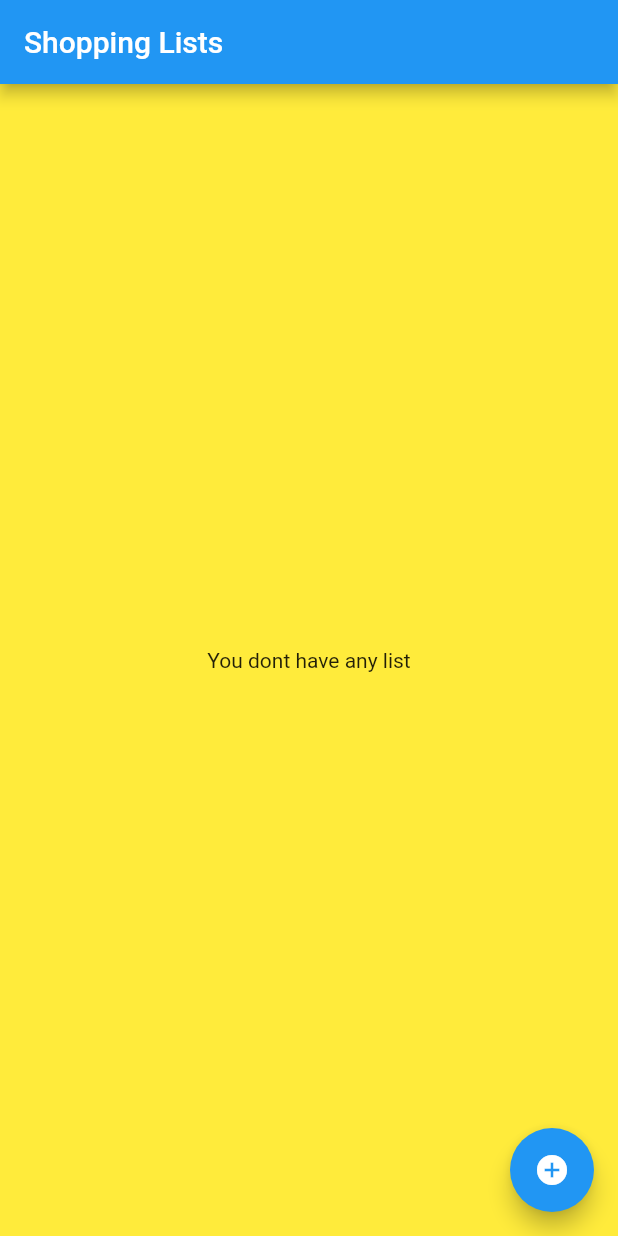
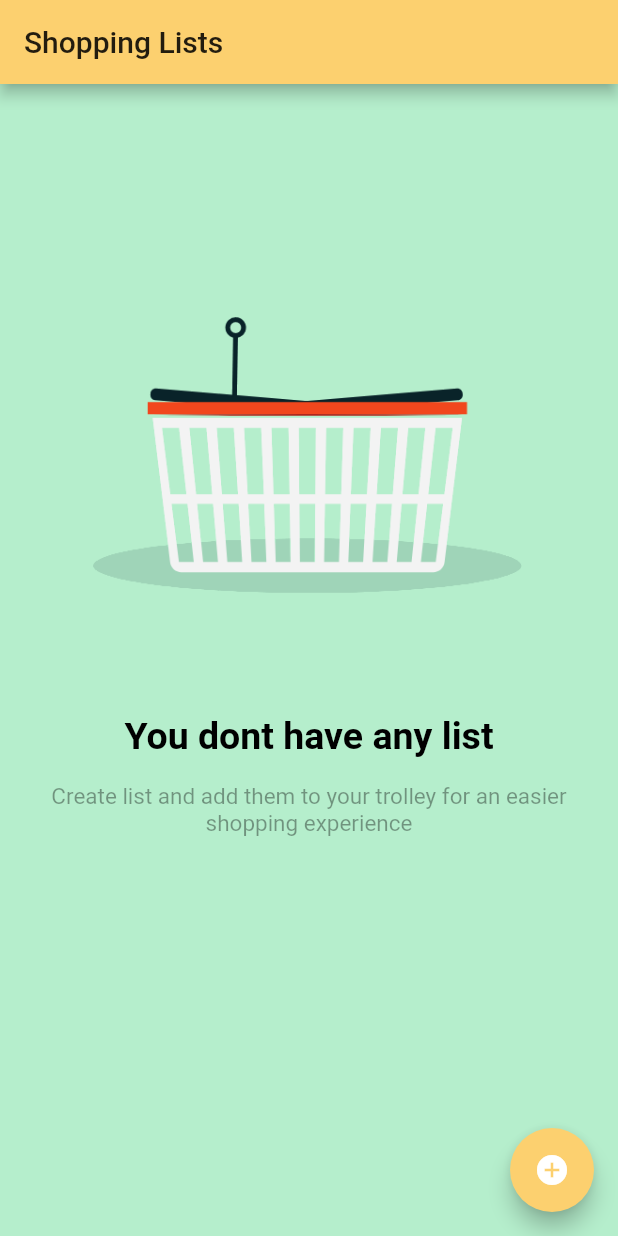
Before and after one commit to Alberto-Candinho/carrito4.0, a Flutter app: the screen it shows after launch, on a phone screen of 412 x 824 dp. Run offline on Flutter 3.47's test engine with Material 2 defaults, Android fonts, the light colour scheme and no system bars; our stand-ins replace bloc, equatable, flutter_bloc.

Commit message:
WIP: first front desing

```diff
--- a/lib/src/ui/shopping_lists_view.dart
+++ b/lib/src/ui/shopping_lists_view.dart
@@ -3,109 +3,135 @@ import 'package:flutter_bloc/flutter_bloc.dart';
 import 'package:market_categories_bloc/src/blocs/blocs.dart';
 
 class ShoppingListsView extends StatelessWidget {
-
   @override
   Widget build(BuildContext context) {
-    final ShoppingListsBloc shoppingListsBloc = BlocProvider.of<ShoppingListsBloc>(context, listen: true);
+    final ShoppingListsBloc shoppingListsBloc =
+        BlocProvider.of<ShoppingListsBloc>(context, listen: true);
     return Scaffold(
-        appBar: AppBar(title: const Text('Shopping Lists')),
+        appBar: AppBar(
+          title: const Text(
+            'Shopping Lists',
+            style: TextStyle(color: Colors.black87),
+          ),
+          backgroundColor: Color(0xFFfcd06f),
+        ),
         body: ColoredBox(
-          color: Colors.yellow,
-          child: Column(
-            children: [
+            color: Color(0xFFb5eecc),
+            child: Column(children: [
               Expanded(
                   child: Padding(
                 padding: const EdgeInsets.all(32),
                 child: _ShoppingLists(shoppingListsBloc),
-                )
-              )
-            ]
-          )
-        ),
+              ))
+            ])),
         floatingActionButton: FloatingActionButton(
           onPressed: () async {
-              final newListName = await _getNewListName(context/*, shoppingListsBloc*/);
+            final newListName =
+                await _getNewListName(context /*, shoppingListsBloc*/);
             shoppingListsBloc.add(CreateList(listName: newListName));
           },
           tooltip: 'Create new list',
-            child: Icon(Icons.add_circle),
-        )
-    );
+          backgroundColor: Color(0xFFfcd06f),
+          child: Icon(
+            Icons.add_circle,
+          ),
+        ));
   }
 
-  Future<String> _getNewListName(BuildContext context/*, ShoppingListsBloc shoppingListsBloc*/) {
-    return showDialog (
+  Future<String> _getNewListName(
+      BuildContext context /*, ShoppingListsBloc shoppingListsBloc*/) {
+    return showDialog(
       context: context,
-      builder: (context){
+      builder: (context) {
         return AlertDialog(
             content: new TextField(
                 autofocus: true,
                 decoration: new InputDecoration(
-              labelText: 'List Name',
-              hintText: 'eg. list1'
-            ),
+                    labelText: 'List Name', hintText: 'eg. list1'),
                 onSubmitted: (String value) {
                   //shoppingListsBloc.add(CreateList(listName: value));
                   Navigator.of(context, rootNavigator: true).pop(value);
-            }
-          )
-        );
+                }));
       },
     );
   }
-
 }
 
 class _ShoppingLists extends StatelessWidget {
-
   final ShoppingListsBloc shoppingListsBloc;
 
   _ShoppingLists(this.shoppingListsBloc);
   @override
   Widget build(BuildContext context) {
-    if(shoppingListsBloc.state is ShoppingListsLoading){
+    if (shoppingListsBloc.state is ShoppingListsLoading) {
       return Center(child: CircularProgressIndicator());
-    }
-    else if(shoppingListsBloc.state is ShoppingListsAvailable) {
+    } else if (shoppingListsBloc.state is ShoppingListsAvailable) {
       return ListView.builder(
           itemCount: shoppingListsBloc.shoppingLists.props.length,
           itemBuilder: (context, index) {
             return Card(
-            child : ListTile(
+              child: ListTile(
                 leading: IconButton(
                     icon: Icon(Icons.add_shopping_cart),
                     onPressed: () {
-                    _showCatalog(context, shoppingListsBloc.shoppingLists.props.elementAt(index));
-                  }
-              ),
-              title: Text(shoppingListsBloc.shoppingLists.props.elementAt(index)),
+                      _showCatalog(
+                          context,
+                          shoppingListsBloc.shoppingLists.props
+                              .elementAt(index));
+                    }),
+                title: Text(
+                    shoppingListsBloc.shoppingLists.props.elementAt(index)),
                 trailing: IconButton(
                     icon: Icon(Icons.remove),
-                  onPressed: (){
-                    shoppingListsBloc.add(RemoveList(listName: shoppingListsBloc.shoppingLists.props.elementAt(index)));
-                  }
-              ),
-
+                    onPressed: () {
+                      shoppingListsBloc.add(RemoveList(
+                          listName: shoppingListsBloc.shoppingLists.props
+                              .elementAt(index)));
+                    }),
               ),
             );
-        }
-      );
-    }
-    else{
-      return Center(
-        child: Text('You dont have any list'),
+          });
+    } else {
+      // return Center(
+      //   child: Text('You dont have any list'),
+      // );
+      return Stack(
+        children: [
+          Container(
+            height: 425,
+            decoration: new BoxDecoration(
+                image: DecorationImage(
+                    image: AssetImage("assets/img/cesta.png"),
+                    fit: BoxFit.scaleDown)),
+          ),
+          Container(
+            alignment: Alignment(0, 0.15),
+            child: Text(
+              "You dont have any list",
+              textAlign: TextAlign.center,
+              style: TextStyle(
+                  color: Colors.black,
+                  fontSize: 25,
+                  fontWeight: FontWeight.bold),
+            ),
+          ),
+          Container(
+            alignment: Alignment(0, 0.30),
+            child: Text(
+              "Create list and add them to your trolley for an easier shopping experience",
+              textAlign: TextAlign.center,
+              style: TextStyle(color: Colors.black38, fontSize: 15),
+            ),
+          )
+        ],
       );
     }
     //}
     //);
   }
 
-  void _showCatalog(BuildContext context, String listName){
-    Navigator.pushNamed(
-      context,
-      '/catalog',
-      arguments: listName
-    );
+  void _showCatalog(BuildContext context, String listName) {
+    Navigator.pushNamed(context, '/catalog', arguments: listName);
     /*Navigator.push(
       context,
       MaterialPageRoute(
@@ -113,5 +139,4 @@ class _ShoppingLists extends StatelessWidget {
       ),
     );*/
   }
-
 }
--- a/pubspec.yaml
+++ b/pubspec.yaml
@@ -49,8 +49,8 @@ flutter:
   uses-material-design: true
 
   # To add assets to your application, add an assets section, like this:
-  # assets:
-  #   - images/a_dot_burr.jpeg
+  assets:
+    - assets/img/
   #   - images/a_dot_ham.jpeg
 
   # An image asset can refer to one or more resolution-specific "variants", see
```
Also changed, not shown: assets/img/cartel.png (added), assets/img/cesta.png (added), pubspec.lock (added), 1 other file. Lines whose indentation alone changed are shown as unchanged.
